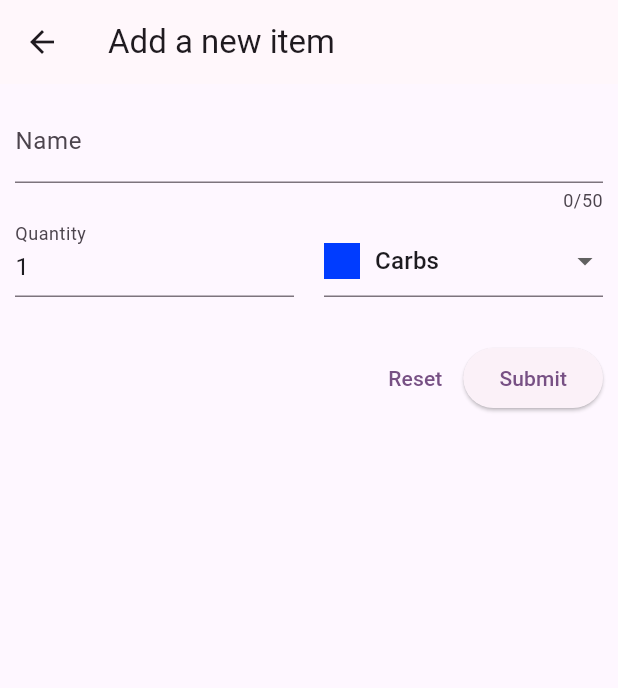
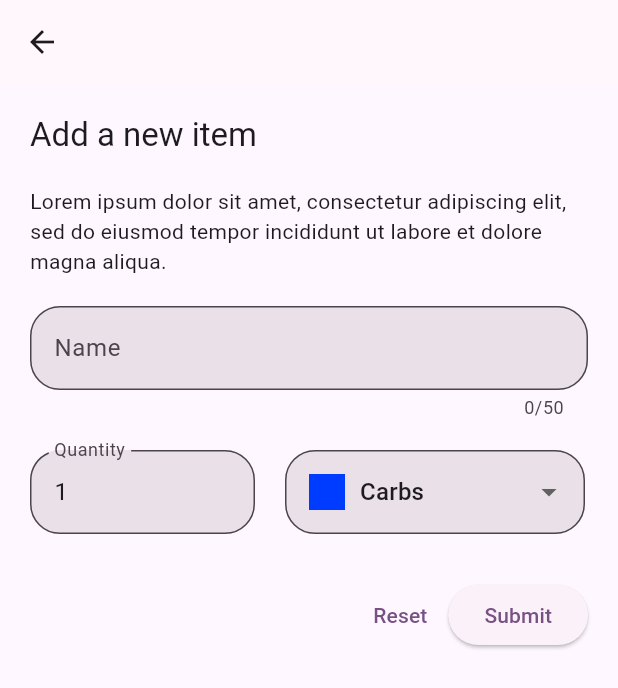
Before and after one commit to ianmadiana/shopping_list, a Flutter app: the screen it shows after launch, after a tap on the "add" icon, on a phone screen of 412 x 824 dp. Shown: the top 688 px of the screen. Run offline on Flutter 3.47's test engine with Material 3 defaults, Android fonts, the phone set to English and light mode, and no system bars; our stand-ins replace lottie.

```diff
--- a/lib/main.dart
+++ b/lib/main.dart
@@ -1,5 +1,7 @@
 import 'package:flutter/material.dart';
 import 'package:shopping_list/widgets/grocery_list.dart';
+
+import 'widgets/new_item.dart';
 
 void main() {
   runApp(const MyApp());
--- a/lib/widgets/grocery_list.dart
+++ b/lib/widgets/grocery_list.dart
@@ -1,4 +1,5 @@
 import 'package:flutter/material.dart';
+import 'package:flutter/widgets.dart';
 import 'package:lottie/lottie.dart';
 import 'package:shopping_list/models/grocery_item.dart';
 import 'package:shopping_list/widgets/new_item.dart';
@@ -38,24 +39,47 @@ class _GroceryListState extends State<GroceryList> {
       ),
       body: _groceryItems.isEmpty
           ? Center(
-              child: Column(
-                mainAxisAlignment: MainAxisAlignment.center,
+              child: Stack(
+                alignment: AlignmentDirectional.bottomEnd,
                 children: [
                   Lottie.asset(
                     'assets/lottie/empty-box2.json',
                     height: 300,
                   ),
-                  const SizedBox(height: 30),
+                  Container(
+                    height: 100,
+                    width: 300,
+                    decoration: BoxDecoration(
+                      color: Colors.yellow.shade100,
+                      border: Border.all(color: Colors.grey),
+                      borderRadius: BorderRadius.circular(30),
+                    ),
+                    child: Column(
+                      mainAxisAlignment: MainAxisAlignment.center,
+                      children: [
                         Text(
                           'No items yet!',
                           style: Theme.of(context).textTheme.titleLarge,
                         ),
                       ],
                     ),
+                  ),
+                ],
+              ),
             )
-          : ListView.builder(
+          : Padding(
+              padding: const EdgeInsets.all(10.0),
+              child: ListView.builder(
                 itemCount: _groceryItems.length,
-              itemBuilder: (context, index) => ListTile(
+                itemBuilder: (context, index) => Column(
+                  children: [
+                    ListTile(
+                      tileColor:
+                          _groceryItems[index].category.color.withOpacity(0.5),
+                      shape: RoundedRectangleBorder(
+                        borderRadius: BorderRadius.circular(20),
+                      ),
+                      textColor: Colors.black,
                       title: Text(_groceryItems[index].name),
                       subtitle: Text(_groceryItems[index].category.title),
                       trailing: Text(
@@ -66,7 +90,13 @@ class _GroceryListState extends State<GroceryList> {
                         width: 24,
                         color: _groceryItems[index].category.color,
                       ),
-                onTap: () {},
+                      onTap: () {
+                        print(_groceryItems[index].id);
+                      },
+                    ),
+                    const SizedBox(height: 10),
+                  ],
+                ),
               ),
             ),
       floatingActionButton: FloatingActionButton(
--- a/lib/widgets/new_item.dart
+++ b/lib/widgets/new_item.dart
@@ -1,10 +1,11 @@
 import 'package:flutter/material.dart';
+import 'package:flutter/widgets.dart';
 import 'package:shopping_list/data/categories.dart';
 import 'package:shopping_list/models/category.dart';
 import 'package:shopping_list/models/grocery_item.dart';
 
 class NewItem extends StatefulWidget {
-  const NewItem({super.key});
+  const NewItem({Key? key}) : super(key: key);
 
   @override
   State<NewItem> createState() => _NewItemState();
@@ -18,7 +19,7 @@ class _NewItemState extends State<NewItem> {
   var _selectedCategory = categories[Categories.carbs]!;
 
   void _saveItem() {
-    _formKey.currentState!.validate();
+    if (_formKey.currentState!.validate()) {
       _formKey.currentState!.save();
       Navigator.of(context).pop(
         GroceryItem(
@@ -29,6 +30,7 @@ class _NewItemState extends State<NewItem> {
         ),
       );
     }
+  }
 
   void _resetItem() {
     _formKey.currentState!.reset();
@@ -38,47 +40,70 @@ class _NewItemState extends State<NewItem> {
   Widget build(BuildContext context) {
     return Scaffold(
       appBar: AppBar(
-        title: const Text('Add a new item'),
+        leading: IconButton(
+          icon: const Icon(Icons.arrow_back),
+          onPressed: () => Navigator.of(context).pop(),
+        ),
       ),
       body: Padding(
-        padding: const EdgeInsets.all(10),
+        padding: const EdgeInsets.all(20),
         child: Form(
           key: _formKey,
+          autovalidateMode: AutovalidateMode
+              .onUserInteraction, // Set autovalidateMode ke onUserInteraction
           child: Column(
+            crossAxisAlignment: CrossAxisAlignment.start,
             children: [
+              Text(
+                'Add a new item',
+                style: Theme.of(context).textTheme.titleLarge,
+              ),
+              const SizedBox(height: 20),
+              const Text(
+                'Lorem ipsum dolor sit amet, consectetur adipiscing elit, sed do eiusmod tempor incididunt ut labore et dolore magna aliqua.',
+              ),
+              const SizedBox(height: 20),
               TextFormField(
                 maxLength: 50,
-                decoration: const InputDecoration(
-                  label: Text('Name'),
+                decoration: InputDecoration(
+                  filled: true,
+                  labelText: 'Name',
+                  border: OutlineInputBorder(
+                    borderRadius: BorderRadius.circular(20),
                   ),
-                // controller: nameC,
+                ),
                 validator: (value) {
                   if (value == null ||
                       value.isEmpty ||
                       value.trim().length <= 1 ||
                       value.trim().length > 50) {
-                    return 'Harus diantara 1 sampai 50 karakter';
+                    return 'Must be between 1 and 50 characters';
                   }
                   return null;
                 },
                 onSaved: (newValue) => _enteredName = newValue!,
               ),
+              const SizedBox(height: 20),
               Row(
-                crossAxisAlignment: CrossAxisAlignment.end,
                 children: [
-                  Expanded(
+                  SizedBox(
+                    width: 150,
                     child: TextFormField(
-                      decoration: const InputDecoration(
-                        label: Text('Quantity'),
+                      autovalidateMode: AutovalidateMode.onUserInteraction,
+                      decoration: InputDecoration(
+                        filled: true,
+                        labelText: 'Quantity',
+                        border: OutlineInputBorder(
+                          borderRadius: BorderRadius.circular(20),
                         ),
-                      // controller: quantityC,
+                      ),
                       initialValue: _enteredQuantity.toString(),
                       validator: (value) {
                         if (value == null ||
                             value.isEmpty ||
                             int.tryParse(value) == null ||
                             int.tryParse(value)! <= 0) {
-                          return 'Harus memiliki nomor positif yang valid';
+                          return 'Must be a valid positive number';
                         }
                         return null;
                       },
@@ -87,27 +112,34 @@ class _NewItemState extends State<NewItem> {
                     ),
                   ),
                   const SizedBox(width: 20),
-                  Expanded(
+                  SizedBox(
+                    width: 200,
                     child: DropdownButtonFormField(
+                      decoration: InputDecoration(
+                        filled: true,
+                        border: OutlineInputBorder(
+                          borderRadius: BorderRadius.circular(20),
+                        ),
+                      ),
                       value: _selectedCategory,
-                      items: [
-                        for (final category in categories.entries)
-                          DropdownMenuItem(
-                            value: category.value,
+                      items: categories.entries
+                          .map((entry) => DropdownMenuItem(
+                                value: entry.value,
                                 child: Row(
                                   children: [
                                     Container(
                                       height: 24,
                                       width: 24,
-                                  color: category.value.color,
+                                      color: entry.value.color,
                                     ),
                                     const SizedBox(width: 10),
-                                Text(category.value.title)
+                                    Text(entry.value.title),
                                   ],
                                 ),
-                          )
-                      ],
-                      onChanged: (value) => _selectedCategory = value!,
+                              ))
+                          .toList(),
+                      onChanged: (value) =>
+                          setState(() => _selectedCategory = value!),
                     ),
                   ),
                 ],
```
Lines whose indentation alone changed are shown as unchanged.
